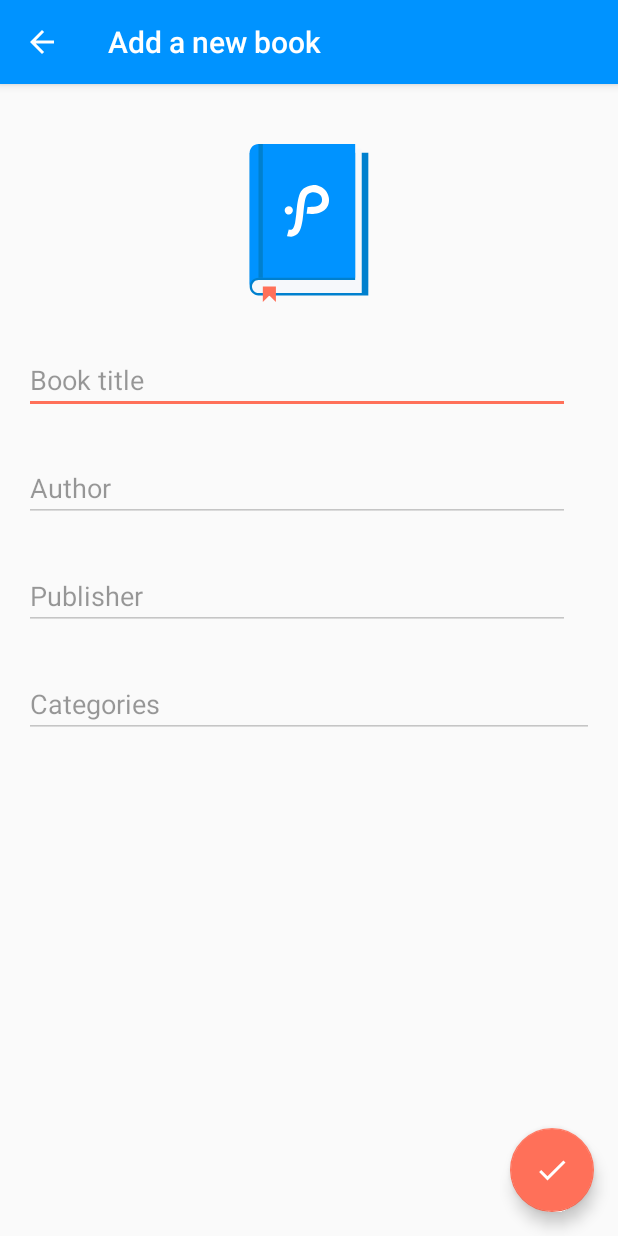
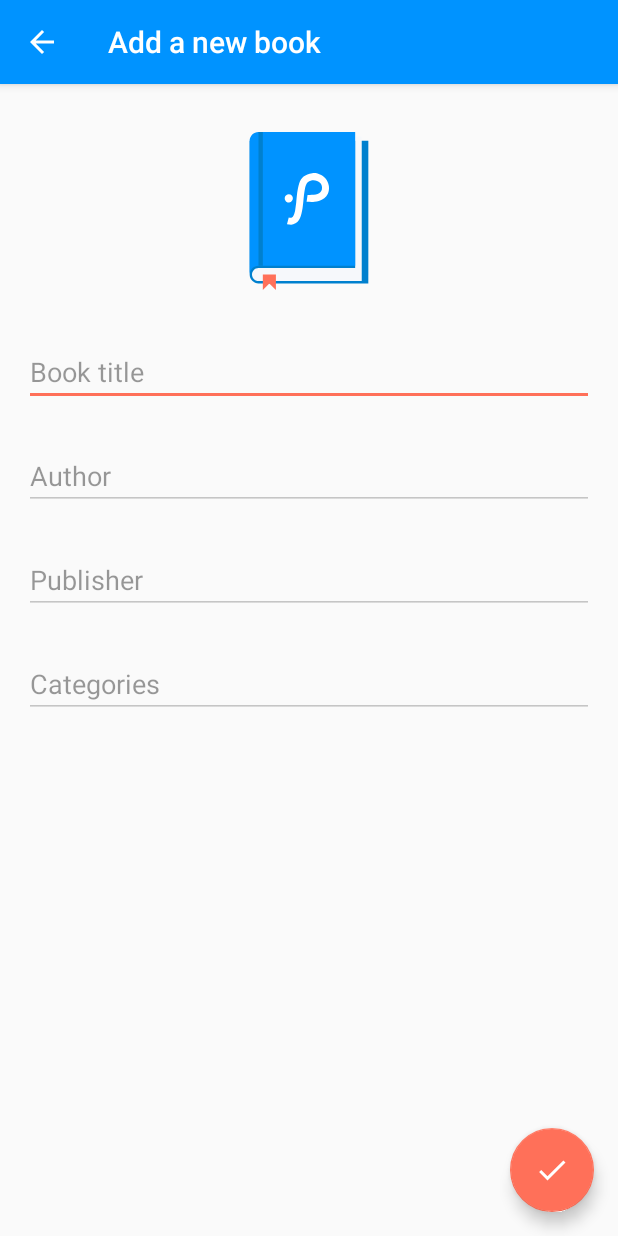
Before and after one commit to tevjef/Prolific-Library, an Android app: the NewBookActivity screen opened directly, with no data from a screen before it, on a phone screen of 412 x 824 dp. Run offline under Robolectric (Android 15) with nearby library versions, the phone set to English and light mode, and no system bars; our stand-ins replace ButterKnife, Dagger/Hilt's generated code.

Commit message:
Use constraintlayout (#11)
* Initial constraint layout test

* Adjust margins

* Clean up some resources

```diff
--- a/app/build.gradle
+++ b/app/build.gradle
@@ -57,4 +57,5 @@ dependencies {
     compile "com.android.support:support-v4:${rootProject.ext.supportLibVersion}"
     compile "com.android.support:appcompat-v7:${rootProject.ext.supportLibVersion}"
     compile "com.android.support:recyclerview-v7:${rootProject.ext.supportLibVersion}"
+    compile 'com.android.support.constraint:constraint-layout:1.0.0-beta3'
 }
--- a/app/src/main/AndroidManifest.xml
+++ b/app/src/main/AndroidManifest.xml
@@ -27,7 +27,7 @@
         <activity
             android:name=".ui.NewBookActivity"
             android:label="@string/title_activity_new_book"
-            android:windowSoftInputMode="stateHidden|adjustResize"
+            android:windowSoftInputMode="adjustPan"
             android:launchMode="singleTop"
             android:parentActivityName=".ui.BooksActivity"
             android:theme="@style/AppTheme.NoActionBar">
--- a/app/src/main/res/layout/activity_new_book_content.xml
+++ b/app/src/main/res/layout/activity_new_book_content.xml
@@ -1,116 +1,95 @@
 <?xml version="1.0" encoding="utf-8"?>
 
-<RelativeLayout xmlns:android="http://schemas.android.com/apk/res/android"
+<android.support.constraint.ConstraintLayout xmlns:android="http://schemas.android.com/apk/res/android"
     xmlns:app="http://schemas.android.com/apk/res-auto"
     xmlns:tools="http://schemas.android.com/tools"
     android:layout_width="match_parent"
     android:layout_height="match_parent"
-    android:paddingBottom="@dimen/activity_vertical_margin"
-    android:paddingLeft="@dimen/activity_horizontal_margin"
-    android:paddingRight="@dimen/activity_horizontal_margin"
-    android:paddingTop="@dimen/activity_vertical_margin"
     app:layout_behavior="@string/appbar_scrolling_view_behavior"
     tools:ignore="RtlCompat,RtlSymmetry,MissingPrefix"
     tools:showIn="@layout/activity_new_book">
 
-    <android.support.v4.widget.NestedScrollView
-        android:layout_width="match_parent"
-        android:layout_height="wrap_content"
-        android:scrollbars="vertical"
-        app:layout_behavior="@string/appbar_scrolling_view_behavior">
-
-
-        <LinearLayout
-            android:layout_width="match_parent"
-            android:layout_height="wrap_content"
-            android:orientation="vertical"
-            android:paddingTop="@dimen/content_area_space">
-
 
     <ImageView
-                android:layout_width="wrap_content"
+        android:layout_width="0dp"
         android:layout_height="wrap_content"
-                android:layout_gravity="center"
-                android:layout_margin="16dp"
-                app:srcCompat="@drawable/ic_prolific_book_105dp" />
-
-            <FrameLayout
-                android:id="@+id/title_view"
-                android:layout_width="match_parent"
-                android:layout_height="72dp"
-                android:layout_gravity="center"
-                android:paddingEnd="16dp">
+        app:srcCompat="@drawable/ic_prolific_book_105dp"
+        tools:layout_constraintTop_creator="1"
+        tools:layout_constraintRight_creator="1"
+        android:layout_marginStart="8dp"
+        android:layout_marginEnd="8dp"
+        app:layout_constraintRight_toRightOf="parent"
+        android:layout_marginTop="32dp"
+        tools:layout_constraintLeft_creator="1"
+        app:layout_constraintLeft_toLeftOf="parent"
+        app:layout_constraintTop_toTopOf="parent"
+        android:layout_marginLeft="8dp"
+        android:layout_marginRight="8dp"
+        android:id="@+id/imageView" />
 
     <EditText
         android:id="@+id/book_name_edit"
-                    android:layout_width="match_parent"
+        android:layout_width="0dp"
         android:layout_height="wrap_content"
         android:layout_gravity="center_vertical"
         android:hint="@string/book_title"
         android:imeOptions="actionNext"
         android:inputType="text"
         android:nextFocusDown="@+id/book_author_edit"
-                    android:textColorHint="@color/text_hint_dark" />
-
-            </FrameLayout>
-
-            <FrameLayout
-                android:id="@+id/author_view"
-                android:layout_width="match_parent"
-                android:layout_height="72dp"
-                android:layout_gravity="center"
-                android:paddingEnd="16dp">
+        android:textColorHint="@color/text_hint_dark"
+        android:layout_marginEnd="16dp"
+        app:layout_constraintRight_toRightOf="parent"
+        android:layout_marginRight="16dp"
+        android:layout_marginStart="16dp"
+        app:layout_constraintLeft_toLeftOf="parent"
+        android:layout_marginLeft="16dp"
+        android:layout_marginTop="32dp"
+        app:layout_constraintTop_toBottomOf="@+id/imageView" />
 
     <EditText
         android:id="@+id/book_author_edit"
-                    android:layout_width="match_parent"
+        android:layout_width="0dp"
         android:layout_height="wrap_content"
         android:layout_gravity="center_vertical"
         android:hint="@string/author"
         android:imeOptions="actionNext"
         android:inputType="text"
         android:nextFocusDown="@+id/book_publisher_edit"
-                    android:textColorHint="@color/text_hint_dark" />
-            </FrameLayout>
+        android:textColorHint="@color/text_hint_dark"
+        app:layout_constraintRight_toRightOf="@+id/book_name_edit"
+        app:layout_constraintLeft_toLeftOf="@+id/book_name_edit"
+        android:layout_marginTop="24dp"
+        app:layout_constraintTop_toBottomOf="@+id/book_name_edit" />
 
-
-            <FrameLayout
-                android:id="@+id/publisher_view"
-                android:layout_width="match_parent"
-                android:layout_height="72dp"
-                android:layout_gravity="center"
-                android:paddingEnd="16dp">
 
     <EditText
         android:id="@+id/book_publisher_edit"
-                    android:layout_width="match_parent"
+        android:layout_width="0dp"
         android:layout_height="wrap_content"
         android:layout_gravity="center_vertical"
         android:hint="@string/publisher"
         android:imeOptions="actionNext"
         android:inputType="text"
         android:nextFocusDown="@+id/book_categories_edit"
-                    android:textColorHint="@color/text_hint_dark" />
-            </FrameLayout>
-
-            <FrameLayout
-                android:id="@+id/categories_view"
-                android:layout_width="match_parent"
-                android:layout_height="72dp"
-                android:layout_gravity="center">
+        android:textColorHint="@color/text_hint_dark"
+        app:layout_constraintRight_toRightOf="@+id/book_author_edit"
+        app:layout_constraintLeft_toLeftOf="@+id/book_author_edit"
+        android:layout_marginTop="24dp"
+        app:layout_constraintTop_toBottomOf="@+id/book_author_edit" />
 
     <EditText
         android:id="@+id/book_categories_edit"
-                    android:layout_width="match_parent"
+        android:layout_width="0dp"
         android:layout_height="wrap_content"
         android:layout_gravity="center_vertical"
         android:hint="@string/categories"
         android:imeOptions="actionDone"
         android:inputType="text"
-                    android:textColorHint="@color/text_hint_dark" />
-            </FrameLayout>
+        android:textColorHint="@color/text_hint_dark"
+        app:layout_constraintLeft_toLeftOf="@+id/book_publisher_edit"
+        app:layout_constraintRight_toRightOf="@+id/book_publisher_edit"
+        android:layout_marginTop="24dp"
+        app:layout_constraintTop_toBottomOf="@+id/book_publisher_edit" />
 
-        </LinearLayout>
 
-    </android.support.v4.widget.NestedScrollView>
-</RelativeLayout>
+</android.support.constraint.ConstraintLayout>
--- a/app/src/main/res/layout/book_list_item.xml
+++ b/app/src/main/res/layout/book_list_item.xml
@@ -2,7 +2,7 @@
 <FrameLayout xmlns:android="http://schemas.android.com/apk/res/android"
     xmlns:tools="http://schemas.android.com/tools"
     android:layout_width="match_parent"
-    android:layout_height="72dp"
+    android:layout_height="@dimen/item_height"
     android:background="?attr/selectableItemBackground">
 
     <LinearLayout
--- a/app/src/main/res/values/dimens.xml
+++ b/app/src/main/res/values/dimens.xml
@@ -3,10 +3,9 @@
     <dimen name="activity_horizontal_margin">16dp</dimen>
     <dimen name="activity_vertical_margin">16dp</dimen>
     <dimen name="fab_margin">16dp</dimen>
-    <dimen name="start_keyline">60dp</dimen>
-    <dimen name="default_margin">12dp</dimen>
     <dimen name="card_margin">16dp</dimen>
     <dimen name="content_area_space">8dp</dimen>
+    <dimen name="inset_keyline">72dp</dimen>
+    <dimen name="item_height">72dp</dimen>
     <dimen name="list_item_width">240dp</dimen>
-
 </resources>
```
Also changed, not shown: app/src/main/res/layout/fragment_single_book_content.xml (+19 -19 lines). Lines whose indentation alone changed are shown as unchanged.
